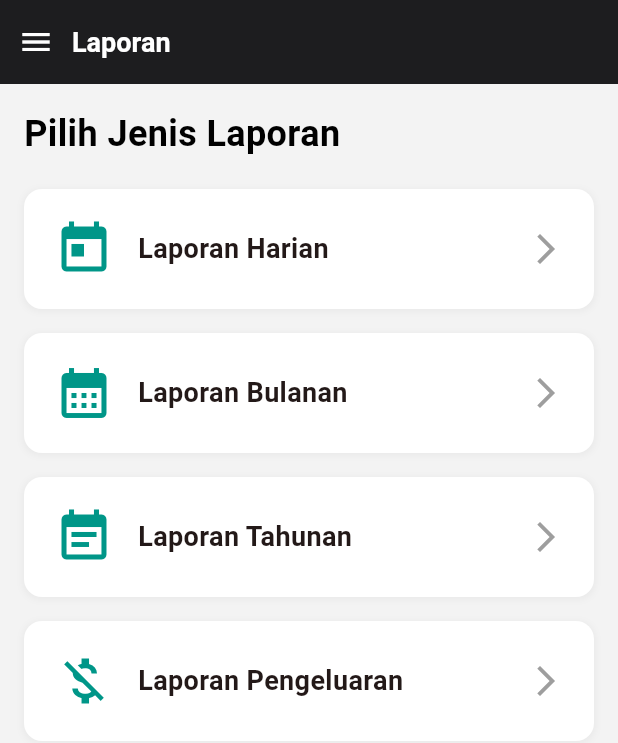
After one commit to Taufiqurrohman58/Smart-Cashier-App, a Flutter app: the ReportMenuScreen screen opened directly, in the side drawer, after a tap on "Laporan Harian", on a phone screen of 412 x 824 dp. The commit adds this screen. Shown: the top 743 px of the screen. Run offline on Flutter 3.47's test engine with Material 3 defaults, Android fonts, the phone set to English and light mode, and no system bars; our stand-ins replace image_picker, shared_preferences; accounts and stored records are empty; network calls fail.

Commit message:
memperbaiki drawer admin

```diff
--- a/lib/main.dart
+++ b/lib/main.dart
@@ -8,7 +8,7 @@ import 'screens/admin/RegisterScreen.dart';
 import 'screens/kasir/payment_screen.dart';
 import 'screens/kasir/order_detail_screen.dart';
 import 'screens/kasir/tambah_pengeluaran_screen.dart';
-import 'screens/lihat_laporan_screen.dart';
+import 'screens/laporan_pengeluaran_screen.dart';
 import 'screens/ai_insight_screen.dart';
 import 'screens/stok_management_screen.dart';
 import 'screens/master_data_screen.dart';
--- a/lib/screens/kasir/kasir_screen.dart
+++ b/lib/screens/kasir/kasir_screen.dart
@@ -7,7 +7,7 @@ import '../../models/cart_item.dart';
 import '../../models/category.dart';
 import '../../widgets/kasir_drawer.dart';
 import '../../widgets/category_menu.dart';
-import '../admin&kasir/history_screen.dart';
+import '../admin&kasir/kasir_history_screen.dart';
 import 'tambah_pengeluaran_screen.dart';
 
 class KasirScreen extends StatefulWidget {
--- a/lib/screens/kasir/tambah_pengeluaran_screen.dart
+++ b/lib/screens/kasir/tambah_pengeluaran_screen.dart
@@ -4,7 +4,7 @@ import 'package:shared_preferences/shared_preferences.dart';
 import 'dart:convert';
 import '../../widgets/kasir_drawer.dart';
 import 'kasir_screen.dart';
-import '../admin&kasir/history_screen.dart';
+import '../admin&kasir/admin_history_screen.dart';
 
 class PengeluaranScreen extends StatefulWidget {
   const PengeluaranScreen({super.key});
--- /dev/null
+++ b/lib/screens/report_menu_screen.dart
@@ -0,0 +1,193 @@
+import 'package:flutter/material.dart';
+import 'package:shared_preferences/shared_preferences.dart';
+import '../widgets/admin_drawer.dart';
+import 'laporan_pengeluaran_screen.dart';
+import 'report_screen.dart'; // Assuming this will be updated for periodic reports
+
+class ReportMenuScreen extends StatefulWidget {
+  const ReportMenuScreen({super.key});
+
+  @override
+  State<ReportMenuScreen> createState() => _ReportMenuScreenState();
+}
+
+class _ReportMenuScreenState extends State<ReportMenuScreen> {
+  int selectedDrawerIndex = 5; // Laporan is active
+  String userName = '';
+  String userRole = '';
+
+  @override
+  void initState() {
+    super.initState();
+    _loadUserData();
+  }
+
+  Future<void> _loadUserData() async {
+    final prefs = await SharedPreferences.getInstance();
+    setState(() {
+      userName = prefs.getString('user_name') ?? 'User';
+      userRole = prefs.getString('user_role') ?? 'Role';
+    });
+  }
+
+  @override
+  Widget build(BuildContext context) {
+    return Scaffold(
+      backgroundColor: const Color(0xFFF3F3F3),
+      drawer: AdminDrawer(
+        userName: userName,
+        userRole: userRole,
+        selectedIndex: selectedDrawerIndex,
+        onIndexChanged: (index) {
+          setState(() {
+            selectedDrawerIndex = index;
+          });
+          Navigator.pop(context);
+          // Handle navigation similar to admin_screen.dart
+          if (index == 0) {
+            // Beranda - go back to admin screen
+            Navigator.pushReplacementNamed(context, '/admin');
+          } else if (index == 1) {
+            Navigator.pushReplacementNamed(context, '/admin_history');
+          } else if (index == 2) {
+            Navigator.pushReplacement(
+              context,
+              MaterialPageRoute(builder: (context) => const LaporanScreen()),
+            );
+          } else if (index == 3) {
+            Navigator.pushReplacementNamed(context, '/stok_management');
+          } else if (index == 4) {
+            Navigator.pushReplacementNamed(context, '/master_data');
+          } else if (index == 5) {
+            // Already here
+          } else if (index == 6) {
+            Navigator.pushReplacementNamed(context, '/ai_insight');
+          }
+        },
+      ),
+      appBar: AppBar(
+        backgroundColor: const Color(0xFF1D1D1F),
+        elevation: 0,
+        automaticallyImplyLeading: false,
+        titleSpacing: 0,
+        title: Builder(
+          builder: (context) => Row(
+            children: [
+              IconButton(
+                icon: const Icon(Icons.menu, color: Colors.white),
+                onPressed: () {
+                  Scaffold.of(context).openDrawer();
+                },
+              ),
+              const Text(
+                "Laporan",
+                style: TextStyle(
+                  color: Colors.white,
+                  fontSize: 18,
+                  fontWeight: FontWeight.bold,
+                ),
+              ),
+            ],
+          ),
+        ),
+      ),
+      body: Padding(
+        padding: const EdgeInsets.all(16.0),
+        child: Column(
+          crossAxisAlignment: CrossAxisAlignment.start,
+          children: [
+            const Text(
+              "Pilih Jenis Laporan",
+              style: TextStyle(
+                fontSize: 24,
+                fontWeight: FontWeight.bold,
+                color: Colors.black,
+              ),
+            ),
+            const SizedBox(height: 20),
+            _reportOption(
+              icon: Icons.today,
+              title: "Laporan Harian",
+              onTap: () {
+                Navigator.push(
+                  context,
+                  MaterialPageRoute(builder: (context) => const ReportScreen()),
+                );
+              },
+            ),
+            _reportOption(
+              icon: Icons.calendar_month,
+              title: "Laporan Bulanan",
+              onTap: () {
+                Navigator.push(
+                  context,
+                  MaterialPageRoute(builder: (context) => const ReportScreen()),
+                );
+              },
+            ),
+            _reportOption(
+              icon: Icons.event_note,
+              title: "Laporan Tahunan",
+              onTap: () {
+                Navigator.push(
+                  context,
+                  MaterialPageRoute(builder: (context) => const ReportScreen()),
+                );
+              },
+            ),
+            _reportOption(
+              icon: Icons.money_off,
+              title: "Laporan Pengeluaran",
+              onTap: () {
+                Navigator.push(
+                  context,
+                  MaterialPageRoute(
+                    builder: (context) => const LaporanScreen(),
+                  ),
+                );
+              },
+            ),
+          ],
+        ),
+      ),
+    );
+  }
+
+  Widget _reportOption({
+    required IconData icon,
+    required String title,
+    required VoidCallback onTap,
+  }) {
+    return GestureDetector(
+      onTap: onTap,
+      child: Container(
+        margin: const EdgeInsets.only(bottom: 16),
+        padding: const EdgeInsets.all(20),
+        decoration: BoxDecoration(
+          color: Colors.white,
+          borderRadius: BorderRadius.circular(12),
+          boxShadow: [
+            BoxShadow(
+              color: Colors.grey.withOpacity(0.1),
+              spreadRadius: 1,
+              blurRadius: 3,
+              offset: const Offset(0, 1),
+            ),
+          ],
+        ),
+        child: Row(
+          children: [
+            Icon(icon, size: 40, color: Colors.teal),
+            const SizedBox(width: 16),
+            Text(
+              title,
+              style: const TextStyle(fontSize: 18, fontWeight: FontWeight.bold),
+            ),
+            const Spacer(),
+            const Icon(Icons.arrow_forward_ios, color: Colors.grey),
+          ],
+        ),
+      ),
+    );
+  }
+}
--- a/lib/screens/report_screen.dart
+++ b/lib/screens/report_screen.dart
@@ -1,6 +1,6 @@
 import 'package:flutter/material.dart';
 import 'package:smart_cashier/screens/kasir/kasir_screen.dart';
-import 'admin&kasir/history_screen.dart';
+import 'admin&kasir/admin_history_screen.dart';
 
 class ReportScreen extends StatefulWidget {
   const ReportScreen({super.key});
--- a/lib/widgets/admin_drawer.dart
+++ b/lib/widgets/admin_drawer.dart
@@ -60,10 +60,10 @@ class AdminDrawer extends StatelessWidget {
 
           _drawerItem(icon: Icons.home, title: "Beranda", index: 0),
           _drawerItem(icon: Icons.history, title: "History", index: 1),
-          _drawerItem(icon: Icons.bar_chart, title: "Laporan", index: 2),
-          _drawerItem(icon: Icons.insights, title: "AI Insight", index: 3),
-          _drawerItem(icon: Icons.inventory, title: "Kelola Stok", index: 4),
-          _drawerItem(icon: Icons.data_object, title: "Master Data", index: 5),
+          _drawerItem(icon: Icons.money_off, title: "Laporan", index: 2),
+          _drawerItem(icon: Icons.inventory, title: "Kelola Stok", index: 3),
+          _drawerItem(icon: Icons.data_object, title: "Master Data", index: 4),
+          _drawerItem(icon: Icons.insights, title: "AI Insight", index: 6),
         ],
       ),
     );
```
Also changed, not shown: lib/screens/admin&kasir/admin_history_screen.dart (renamed from lib/screens/admin&kasir/history_screen.dart, +4 -7 lines), lib/screens/admin&kasir/kasir_history_screen.dart (added, +215 -0 lines), lib/screens/admin_screen.dart (+13 -9 lines), lib/screens/ai_insight_screen.dart (+12 -6 lines), lib/screens/laporan_pengeluaran_screen.dart (renamed from lib/screens/lihat_laporan_screen.dart, +14 -8 lines), lib/screens/master_data_screen.dart (+15 -9 lines), lib/screens/stok_management_screen.dart (+16 -10 lines).
